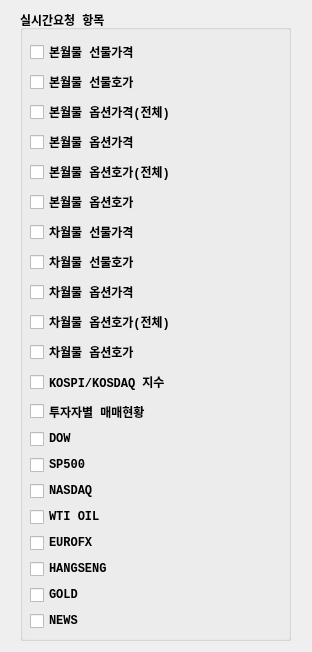
skygoldfish/SkyBot, file UI/realtimeitem.ui: the form before one commit.
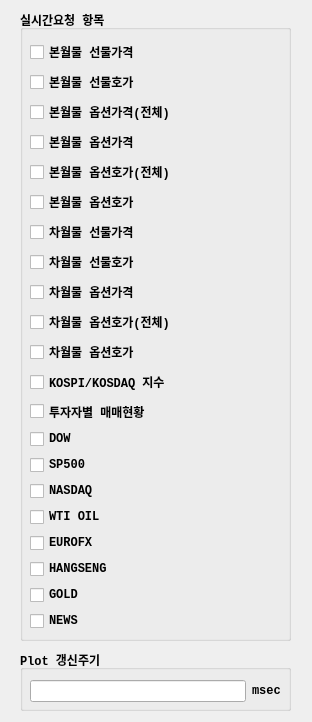
The form after the commit.

Commit message: 소스정리

Diff of the .ui file:
```diff
--- a/UI/realtimeitem.ui
+++ b/UI/realtimeitem.ui
@@ -7,7 +7,7 @@
     <x>0</x>
     <y>0</y>
     <width>312</width>
-    <height>652</height>
+    <height>722</height>
    </rect>
   </property>
   <property name="windowTitle">
@@ -342,6 +342,69 @@
     </layout>
    </widget>
   </widget>
+  <widget class="QGroupBox" name="groupBox_1">
+   <property name="geometry">
+    <rect>
+     <x>20</x>
+     <y>650</y>
+     <width>271</width>
+     <height>61</height>
+    </rect>
+   </property>
+   <property name="font">
+    <font>
+     <family>Consolas</family>
+     <weight>75</weight>
+     <bold>true</bold>
+    </font>
+   </property>
+   <property name="title">
+    <string>Plot 갱신주기</string>
+   </property>
+   <widget class="QWidget" name="">
+    <property name="geometry">
+     <rect>
+      <x>10</x>
+      <y>30</y>
+      <width>251</width>
+      <height>22</height>
+     </rect>
+    </property>
+    <layout class="QHBoxLayout" name="horizontalLayout">
+     <item>
+      <widget class="QLineEdit" name="lineEdit">
+       <property name="alignment">
+        <set>Qt::AlignRight|Qt::AlignTrailing|Qt::AlignVCenter</set>
+       </property>
+      </widget>
+     </item>
+     <item>
+      <widget class="QLabel" name="label">
+       <property name="font">
+        <font>
+         <weight>75</weight>
+         <bold>true</bold>
+        </font>
+       </property>
+       <property name="text">
+        <string>msec</string>
+       </property>
+      </widget>
+     </item>
+    </layout>
+   </widget>
+  </widget>
+  <widget class="QWidget" name="">
+   <property name="geometry">
+    <rect>
+     <x>0</x>
+     <y>0</y>
+     <width>2</width>
+     <height>2</height>
+    </rect>
+   </property>
+   <layout class="QVBoxLayout" name="verticalLayout_2"/>
+  </widget>
  </widget>
  <resources/>
  <connections/>
```
Left out of the diff: 2 changed lines with no effect on the pictures. The commit also changes 2 other files.
